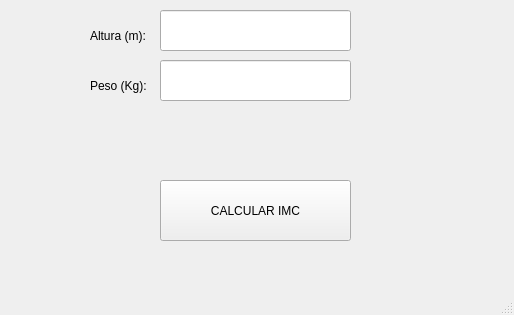
Before: the Qt Designer form Programas/U3_Clase/P1_UI_to_Python/P3_Calcula_IMC.ui in NEUTRALDUST21/PIP_2024_3_Eq_Maciel, drawn with Qt 5.
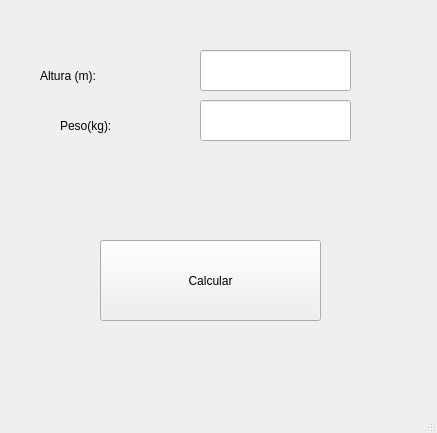
After: the same form once the commit is applied.

Diff of the .ui file:
```diff
--- a/Programas/U3_Clase/P1_UI_to_Python/P3_Calcula_IMC.ui
+++ b/Programas/U3_Clase/P1_UI_to_Python/P3_Calcula_IMC.ui
@@ -6,8 +6,8 @@
    <rect>
     <x>0</x>
     <y>0</y>
-    <width>514</width>
-    <height>315</height>
+    <width>437</width>
+    <height>433</height>
    </rect>
   </property>
   <property name="windowTitle">
@@ -17,47 +17,31 @@
    <widget class="QPushButton" name="btn_calcular">
     <property name="geometry">
      <rect>
-      <x>160</x>
-      <y>180</y>
-      <width>191</width>
-      <height>61</height>
+      <x>100</x>
+      <y>240</y>
+      <width>221</width>
+      <height>81</height>
      </rect>
     </property>
-    <property name="text">
-     <string>CALCULAR IMC</string>
+    <property name="styleSheet">
+     <string notr="true">font: 20pt &quot;MS Serif&quot;;</string>
     </property>
-   </widget>
-   <widget class="QLineEdit" name="txt_altura">
-    <property name="geometry">
-     <rect>
-      <x>160</x>
-      <y>10</y>
-      <width>191</width>
-      <height>41</height>
-     </rect>
-    </property>
-    <property name="font">
-     <font>
-      <pointsize>12</pointsize>
-      <bold>true</bold>
-     </font>
-    </property>
     <property name="text">
-     <string/>
-    </property>
-    <property name="alignment">
-     <set>Qt::AlignCenter</set>
+     <string>Calcular</string>
     </property>
    </widget>
    <widget class="QLabel" name="label">
     <property name="geometry">
      <rect>
-      <x>90</x>
-      <y>20</y>
-      <width>61</width>
+      <x>40</x>
+      <y>60</y>
+      <width>141</width>
       <height>31</height>
      </rect>
     </property>
+    <property name="styleSheet">
+     <string notr="true">font: 20pt &quot;MS Serif&quot;;</string>
+    </property>
     <property name="text">
      <string>Altura (m):</string>
     </property>
@@ -65,36 +49,49 @@
    <widget class="QLabel" name="label_2">
     <property name="geometry">
      <rect>
-      <x>90</x>
-      <y>70</y>
-      <width>71</width>
+      <x>60</x>
+      <y>110</y>
+      <width>131</width>
       <height>31</height>
      </rect>
     </property>
+    <property name="styleSheet">
+     <string notr="true">font: 20pt &quot;MS Serif&quot;;</string>
+    </property>
     <property name="text">
-     <string>Peso (Kg):</string>
+     <string>Peso(kg):</string>
     </property>
    </widget>
    <widget class="QLineEdit" name="txt_peso">
     <property name="geometry">
      <rect>
-      <x>160</x>
-      <y>60</y>
-      <width>191</width>
+      <x>200</x>
+      <y>50</y>
+      <width>151</width>
       <height>41</height>
      </rect>
     </property>
-    <property name="font">
-     <font>
-      <pointsize>12</pointsize>
-      <bold>true</bold>
-     </font>
+    <property name="styleSheet">
+     <string notr="true">font: 20pt &quot;MS Serif&quot;;</string>
     </property>
     <property name="text">
      <string/>
     </property>
-    <property name="alignment">
-     <set>Qt::AlignCenter</set>
+   </widget>
+   <widget class="QLineEdit" name="txtPeso">
+    <property name="geometry">
+     <rect>
+      <x>200</x>
+      <y>100</y>
+      <width>151</width>
+      <height>41</height>
+     </rect>
+    </property>
+    <property name="styleSheet">
+     <string notr="true">font: 20pt &quot;MS Serif&quot;;</string>
+    </property>
+    <property name="text">
+     <string/>
     </property>
    </widget>
   </widget>
```
Left out of the diff: 8 changed lines with no effect on the pictures.
